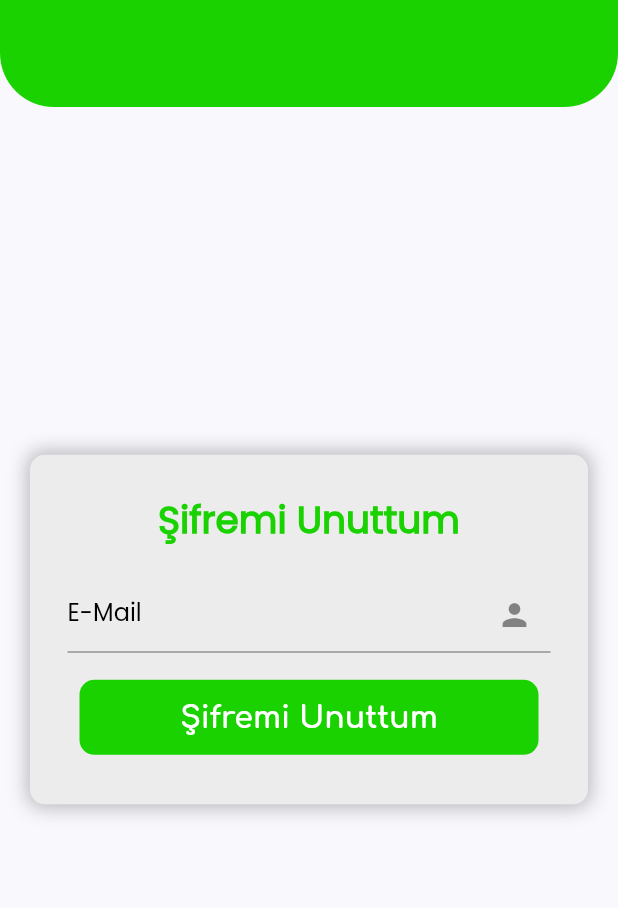
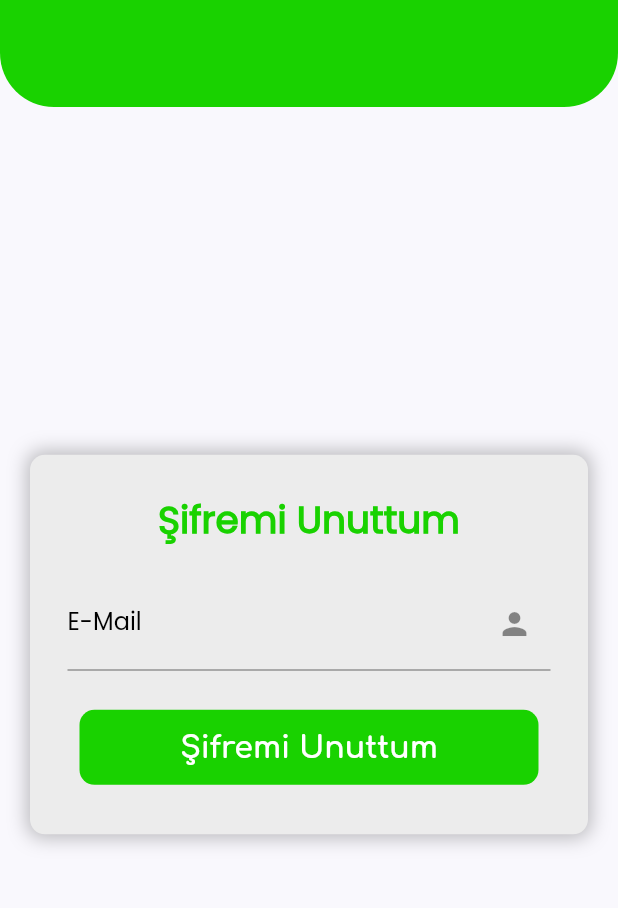
Before and after one commit to atahanhalici/kitap_dagi, a Flutter app: the ForgotMyPassword screen opened directly, on a phone screen of 412 x 824 dp, the part 60-968 px from its top. Run offline on Flutter 3.47's test engine with Material 2 defaults, Android fonts, the phone set to English and light mode, and no system bars; our stand-ins replace carousel_slider, get_it, google_sign_in, hive, hive_flutter, internet_connection_checker and 1 more; missing offline and left inert: twitter_login_v2; accounts and stored records are empty; network calls fail.

Commit message:
textfield font duzenlemesi

```diff
--- a/lib/pages/book_details_page.dart
+++ b/lib/pages/book_details_page.dart
@@ -920,6 +920,9 @@ class _BookDetailsState extends State<BookDetails> {
             height: 10,
           ),
           TextFormField(
+            style: const TextStyle(
+              fontFamily: "Poppins",
+            ),
             controller: _titleController,
             autovalidateMode: AutovalidateMode.onUserInteraction,
             cursorColor: Colors.black,
@@ -946,6 +949,9 @@ class _BookDetailsState extends State<BookDetails> {
             height: 10,
           ),
           TextFormField(
+            style: const TextStyle(
+              fontFamily: "Poppins",
+            ),
             controller: _descController,
             autovalidateMode: AutovalidateMode.onUserInteraction,
             cursorColor: Colors.black,
--- a/lib/pages/forgot_my_password_page.dart
+++ b/lib/pages/forgot_my_password_page.dart
@@ -18,7 +18,7 @@ class ForgotMyPassword extends StatefulWidget {
 }
 
 class _ForgotMyPasswordState extends State<ForgotMyPassword> {
-   late StreamSubscription<InternetConnectionStatus> listener;
+  late StreamSubscription<InternetConnectionStatus> listener;
 
   @override
   void initState() {
@@ -33,7 +33,6 @@ class _ForgotMyPasswordState extends State<ForgotMyPassword> {
   }
 
   Future<void> execute() async {
-
     listener = InternetConnectionChecker().onStatusChange.listen(
       (InternetConnectionStatus status) {
         switch (status) {
@@ -51,16 +50,16 @@ class _ForgotMyPasswordState extends State<ForgotMyPassword> {
     );
   }
 
-
   bool uyari = false;
   @override
   Widget build(BuildContext context) {
     final _emailController = TextEditingController();
     Size size = MediaQuery.of(context).size;
     UserViewModel _userModel =
-        Provider.of<UserViewModel>(context, listen: true);  FocusScopeNode currentFocus = FocusScopeNode();
+        Provider.of<UserViewModel>(context, listen: true);
+    FocusScopeNode currentFocus = FocusScopeNode();
     return Listener(
-       onPointerDown: (_) {
+      onPointerDown: (_) {
         currentFocus = FocusScope.of(context);
         if (!currentFocus.hasPrimaryFocus) {
           currentFocus.focusedChild?.unfocus();
@@ -111,7 +110,8 @@ class _ForgotMyPasswordState extends State<ForgotMyPassword> {
                 Container(
                   //height: 225,
                   //width: 100,
-                  margin: const EdgeInsets.symmetric(horizontal: kDefaultPadding),
+                  margin:
+                      const EdgeInsets.symmetric(horizontal: kDefaultPadding),
                   padding: const EdgeInsets.all(kDefaultPadding),
                   decoration: BoxDecoration(
                       color: const Color.fromARGB(255, 236, 236, 236),
@@ -141,10 +141,14 @@ class _ForgotMyPasswordState extends State<ForgotMyPassword> {
                           height: kDefaultPadding,
                         ),
                         SizedBox(
-                          height: 50,
+                          height: 70,
                           child: TextFormField(
+                            style: const TextStyle(
+                              fontFamily: "Poppins",
+                            ),
                             //  controller: _titleController,
-                            autovalidateMode: AutovalidateMode.onUserInteraction,
+                            autovalidateMode:
+                                AutovalidateMode.onUserInteraction,
                             cursorColor: Colors.black,
                             maxLines: 1,
                             decoration: const InputDecoration(
--- a/lib/pages/login_page.dart
+++ b/lib/pages/login_page.dart
@@ -151,6 +151,9 @@ class _LoginPageState extends State<LoginPage> {
                         SizedBox(
                           height: 70,
                           child: TextFormField(
+                              style: const TextStyle(
+              fontFamily: "Poppins",
+            ),
                             //  controller: _titleController,
                             autovalidateMode: AutovalidateMode.onUserInteraction,
                             cursorColor: Colors.black,
@@ -185,6 +188,9 @@ class _LoginPageState extends State<LoginPage> {
                         SizedBox(
                           height: 70,
                           child: TextFormField(
+                              style: const TextStyle(
+              fontFamily: "Poppins",
+            ),
                             //  controller: _titleController,
                             autovalidateMode: AutovalidateMode.onUserInteraction,
                             cursorColor: Colors.black,
--- a/lib/widgets/appbar.dart
+++ b/lib/widgets/appbar.dart
@@ -60,6 +60,9 @@ class MyAppBar extends StatelessWidget {
                 children: <Widget>[
                   Expanded(
                     child: TextField(
+                      style: const TextStyle(
+                        fontFamily: "Comfortaa",
+                      ),
                       textInputAction: TextInputAction.search,
                       controller: _controller,
                       onSubmitted: (value) {
```
Also changed, not shown: lib/pages/profile_page.dart (+9 -0 lines), lib/pages/registration.dart (+15 -0 lines).
